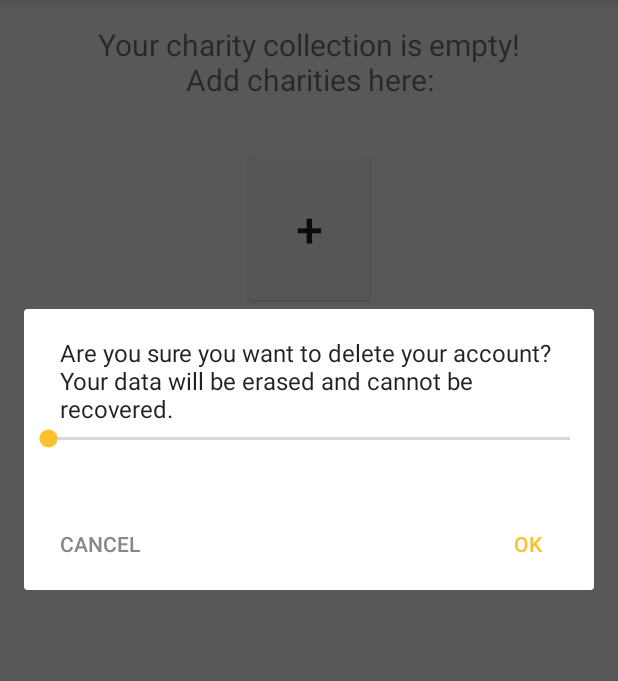
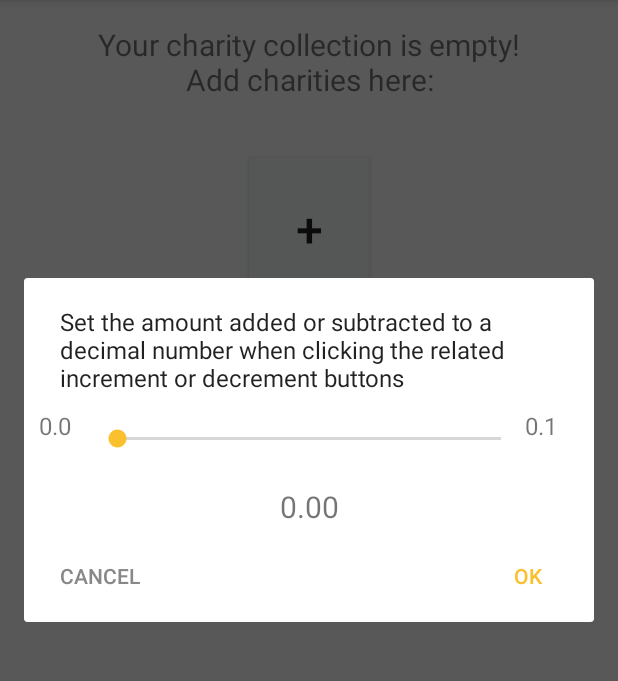
Before and after one commit to rjbx/Giftab, an Android app: the screen it shows after launch once a user with an empty profile is signed in (MainActivity), in the options menu, after a tap on "Adjustment Magnitude", on a phone screen of 412 x 824 dp, the part 168-849 px from its top. Run offline under Robolectric (Android 15) with nearby library versions, the phone set to English and light mode, and no system bars; our stand-ins replace Firebase (no records; nobody signed in at launch, a user with empty details on screens opened directly), Timber; libraries missing offline, so code that uses them is left out: com.firebase.ui; 1 statement that could not run was skipped.

Commit message:
feature: Implement amount tracking and percentage magnitude Preferences
Action for adjusting percentage magnitude within MainActivity was modified to inflate and populate views from layout resources as well as translate from SeekBar progress to percentage

See also: 9612647

```diff
--- a/app/src/main/java/com/github/rjbx/givetrack/ui/DonationFragment.java
+++ b/app/src/main/java/com/github/rjbx/givetrack/ui/DonationFragment.java
@@ -66,6 +66,7 @@ public class DonationFragment extends Fragment implements CharityFragment.Master
     private ImageButton mActionBar;
     private ProgressBar mProgressBar;
     private float mAmountTotal;
+    private float mMagnitude;
     private boolean mDualPane;
 
     /**
@@ -96,6 +97,7 @@ public class DonationFragment extends Fragment implements CharityFragment.Master
 
 
         mAmountTotal = UserPreferences.getDonation(getContext());
+        mMagnitude = UserPreferences.getMagnitude(getContext());
         mDonationsAdjusted = false;
 
         Bundle args = getArguments();
@@ -144,7 +146,7 @@ public class DonationFragment extends Fragment implements CharityFragment.Master
 
         Button incrementTotalButton = rootView.findViewById(R.id.donation_increment_button);
         incrementTotalButton.setOnClickListener(clickedView -> {
-            mAmountTotal += 0.01f;
+            mAmountTotal += mMagnitude;
             UserPreferences.setDonation(getContext(), mAmountTotal);
             UserPreferences.updateFirebaseUser(getContext());
             donationTotalText.setText(currencyFormatter.format(mAmountTotal));
@@ -155,7 +157,7 @@ public class DonationFragment extends Fragment implements CharityFragment.Master
         Button decrementTotalButton = rootView.findViewById(R.id.donation_decrement_button);
         decrementTotalButton.setOnClickListener(clickedView -> {
             if (mAmountTotal > 0f) {
-                mAmountTotal -= 0.01f;
+                mAmountTotal -= mMagnitude;
                 UserPreferences.setDonation(getContext(), mAmountTotal);
                 UserPreferences.updateFirebaseUser(getContext());
             }
@@ -267,7 +269,7 @@ public class DonationFragment extends Fragment implements CharityFragment.Master
 
         public ListAdapter() {
             mProportions = new Float[mValuesArray.length];
-            mWeightsBuilder = Rateraid.with(mProportions, 0.01f);
+            mWeightsBuilder = Rateraid.with(mProportions, mMagnitude);
         }
 
         /**
--- a/app/src/main/java/com/github/rjbx/givetrack/ui/MainActivity.java
+++ b/app/src/main/java/com/github/rjbx/givetrack/ui/MainActivity.java
@@ -31,6 +31,7 @@ import androidx.viewpager.widget.ViewPager;
 import android.view.Menu;
 import android.view.MenuItem;
 import android.view.ViewGroup;
+import android.widget.LinearLayout;
 import android.widget.SeekBar;
 import android.widget.TextView;
 import com.github.rjbx.givetrack.R;
@@ -43,6 +44,7 @@ import com.google.android.material.tabs.TabLayout;
 import java.lang.ref.WeakReference;
 import java.util.ArrayList;
 import java.util.List;
+import java.util.Locale;
 
 /**
  * Provides the main screen for this application.
@@ -135,16 +137,30 @@ public class MainActivity extends AppCompatActivity
                 clearDialog.getButton(android.app.AlertDialog.BUTTON_NEGATIVE).setTextColor(Color.RED);
                 return false;
             case R.id.action_magnitude:
+                View view = getLayoutInflater().inflate(R.layout.seekbar_main, new LinearLayout(this));
                 AlertDialog magnitudeDialog = new AlertDialog.Builder(this).create();
-                SeekBar seekBar = new SeekBar(this);
-                seekBar.setProgress((int) UserPreferences.getMagnitude(this) * 100);
-                magnitudeDialog.setView(seekBar);
-                magnitudeDialog.setMessage(this.getString(R.string.account_deletion_alert_dialog));
+                SeekBar seekBar = view.findViewById(R.id.main_seek_bar);
+                TextView textView = view.findViewById(R.id.seek_progress_display);
+                textView.setText(String.format(Locale.getDefault(), "%.2f", seekBar.getProgress() / 1000f));
+
+                seekBar.setOnSeekBarChangeListener(new SeekBar.OnSeekBarChangeListener() {
+                    @Override
+                    public void onProgressChanged(SeekBar seekBar, int progress, boolean fromUser) {
+                        textView.setText(String.format(Locale.getDefault(), "%.2f", progress / 1000f));
+                    }
+                    @Override public void onStartTrackingTouch(SeekBar seekBar) {}
+                    @Override public void onStopTrackingTouch(SeekBar seekBar) {}
+                });
+
+                seekBar.setProgress(Math.round(UserPreferences.getMagnitude(this) * 1000f));
+                magnitudeDialog.setView(view);
+                magnitudeDialog.setMessage(this.getString(R.string.dialog_description_magnitude_adjustment));
                 magnitudeDialog.setButton(android.app.AlertDialog.BUTTON_NEUTRAL, getString(R.string.dialog_option_cancel),
                         (onClickDialog, onClickPosition) -> magnitudeDialog.dismiss());
                 magnitudeDialog.setButton(android.app.AlertDialog.BUTTON_POSITIVE, getString(R.string.dialog_option_confirm),
                         (onClickDialog, onClickPosition) -> {
-                            UserPreferences.setMagnitude(this, seekBar.getProgress() / 100f);
+                            float magnitude = seekBar.getProgress() / 1000f;
+                            UserPreferences.setMagnitude(this, magnitude);
                             UserPreferences.updateFirebaseUser(this);
                         });
                 magnitudeDialog.show();
--- a/app/src/main/java/com/github/rjbx/givetrack/ui/SettingsActivity.java
+++ b/app/src/main/java/com/github/rjbx/givetrack/ui/SettingsActivity.java
@@ -295,7 +295,7 @@ public class SettingsActivity extends PreferenceActivity {
             Preference deletePreference = findPreference(getString(R.string.pref_delete_key));
             deletePreference.setOnPreferenceClickListener(clickedPreference -> {
                     AlertDialog dialog = new AlertDialog.Builder(getActivity()).create();
-                    dialog.setMessage(getActivity().getString(R.string.account_deletion_alert_dialog));
+                    dialog.setMessage(getActivity().getString(R.string.dialog_description_account_deletion));
                     dialog.setButton(AlertDialog.BUTTON_NEUTRAL, getString(R.string.dialog_option_keep),
                         (onClickDialog, onClickPosition) -> dialog.dismiss());
                     dialog.setButton(AlertDialog.BUTTON_NEGATIVE, getString(R.string.dialog_option_erase),
--- /dev/null
+++ b/app/src/main/res/layout/seekbar_main.xml
@@ -0,0 +1,50 @@
+<?xml version="1.0" encoding="utf-8"?>
+
+<LinearLayout
+    android:id="@+id/main_seek_bar_container"
+    xmlns:android="http://schemas.android.com/apk/res/android"
+    android:layout_width="match_parent"
+    android:layout_height="match_parent"
+    android:orientation="vertical">
+
+   <LinearLayout
+       android:layout_width="match_parent"
+       android:layout_height="40dp"
+       android:orientation="horizontal"
+       android:layout_margin="10dp">
+
+       <TextView
+           android:id="@+id/seek_min_label"
+           android:layout_width="0dp"
+           android:layout_height="match_parent"
+           android:layout_weight=".1"
+           android:layout_gravity="start"
+           android:textSize="@dimen/text_size_paragraph"
+           android:text="0.0"/>
+
+       <SeekBar
+           android:id="@+id/main_seek_bar"
+           android:layout_width="0dp"
+           android:layout_height="match_parent"
+           android:layout_weight=".8"
+           android:layout_gravity="center"/>
+
+       <TextView
+           android:id="@+id/seek_max_label"
+           android:layout_width="0dp"
+           android:layout_height="match_parent"
+           android:layout_weight=".1"
+           android:layout_gravity="end"
+           android:textSize="@dimen/text_size_paragraph"
+           android:text="0.1"/>
+
+   </LinearLayout>
+
+    <TextView
+        android:id="@+id/seek_progress_display"
+        android:layout_width="match_parent"
+        android:layout_height="30dp"
+        android:textSize="@dimen/text_size_paragraph_title"
+        android:gravity="center"/>
+
+</LinearLayout>
--- a/app/src/main/res/values/strings.xml
+++ b/app/src/main/res/values/strings.xml
@@ -86,7 +86,7 @@
     <string name="error_incorrect_password">This password is incorrect</string>
     <string name="error_field_required">This field is required</string>
     <string name="permission_rationale">Contacts permissions are needed for providing email completions.</string>
-    <string name="account_deletion_alert_dialog">Are you sure you want to delete your account? Your data will be erased and cannot be recovered.</string>
+    <string name="dialog_description_account_deletion">Are you sure you want to delete your account? Your data will be erased and cannot be recovered.</string>
     <string name="message_logout">You successfully logged out</string>
     <string name="message_data_erase">Your account data has been erased from our servers</string>
     <string name="message_login">You successfully logged in</string>
@@ -97,6 +97,7 @@
     <string name="add_widget">Add widget</string>
 
     <!-- Charity -->
+    <string name="dialog_description_magnitude_adjustment">Set the amount added or subtracted to a decimal number when clicking the related increment or decrement buttons</string>
     <string name="dialog_filter_setup">To set up your search filters, press \'Settings\' from the drop down menu, or press \'Get Started\'.</string>
     <string name="dialog_removal_alert">Remove %s from your collection?</string>
     <string name="snippet_all_charities">all charities</string>
```
